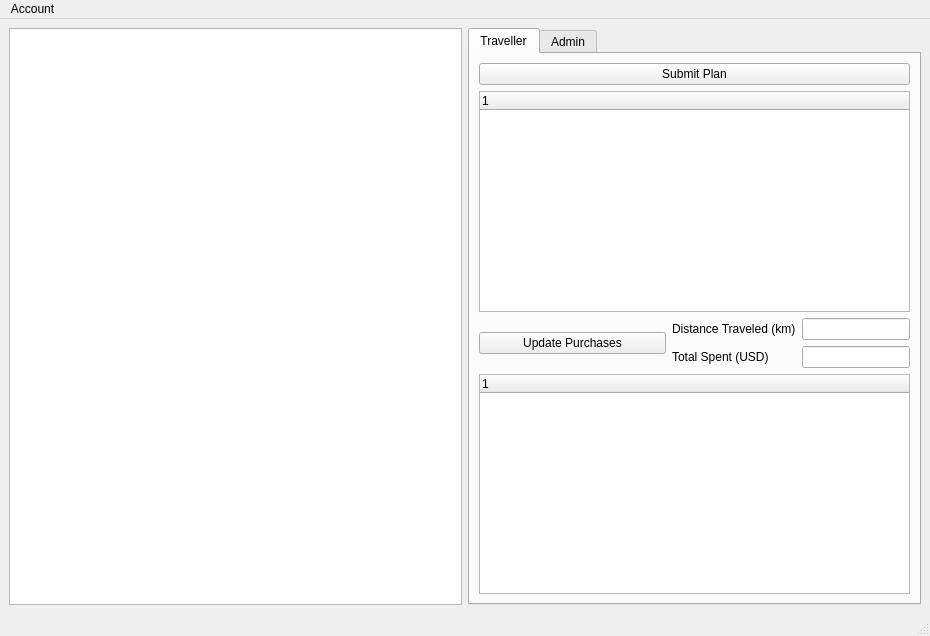
Above: mainwindow.ui from parham-sharaf/European-Vacation before the change. Below: the same form after it.
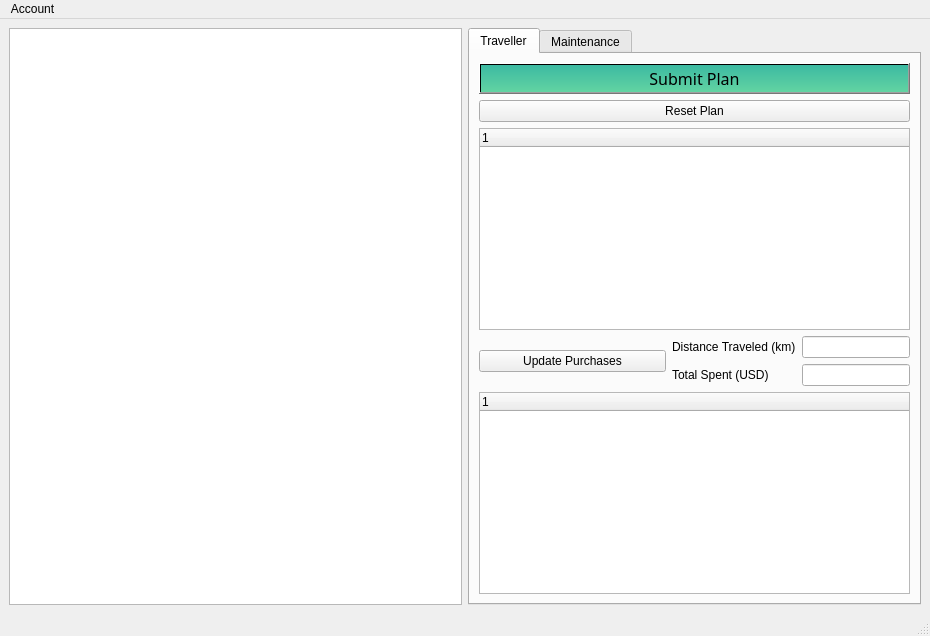
That is the form after the change. The open tabs and pages were chosen to show the change.

```diff
--- a/mainwindow.ui
+++ b/mainwindow.ui
@@ -36,11 +36,30 @@
        <layout class="QVBoxLayout" name="verticalLayout">
         <item>
          <widget class="QPushButton" name="submitPlan">
+          <property name="font">
+           <font>
+            <family>Waree</family>
+            <pointsize>12</pointsize>
+           </font>
+          </property>
+          <property name="autoFillBackground">
+           <bool>false</bool>
+          </property>
+          <property name="styleSheet">
+           <string notr="true">background-color: qlineargradient(spread:pad, x1:0, y1:0, x2:0, y2:1,   stop:0 rgba(60, 186, 162, 255), stop:1 rgba(98, 211, 162, 255))</string>
+          </property>
           <property name="text">
            <string>Submit Plan</string>
           </property>
          </widget>
         </item>
+        <item>
+         <widget class="QPushButton" name="clearPlan">
+          <property name="text">
+           <string>Reset Plan</string>
+          </property>
+         </widget>
+        </item>
         <item>
          <widget class="QTreeWidget" name="citiesTreeWidget">
           <property name="sizePolicy">
@@ -55,6 +74,13 @@
             <height>0</height>
            </size>
           </property>
+          <property name="autoFillBackground">
+           <bool>true</bool>
+          </property>
+          <property name="styleSheet">
+           <string notr="true">background-color: rgb(255, 243, 222);
+QHeaderView::section { background-color: rgb(255, 243, 222); };</string>
+          </property>
           <column>
            <property name="text">
             <string notr="true">1</string>
@@ -116,6 +142,9 @@
           </item>
           <item row="0" column="0">
            <widget class="QPushButton" name="updatepurchases_pushButton">
+            <property name="styleSheet">
+             <string notr="true"/>
+            </property>
             <property name="text">
              <string>Update Purchases</string>
             </property>
@@ -131,6 +160,10 @@
             <verstretch>0</verstretch>
            </sizepolicy>
           </property>
+          <property name="styleSheet">
+           <string notr="true">background-color: rgb(255, 243, 222);
+QHeaderView::section { background-color: rgb(255, 243, 222); };</string>
+          </property>
           <column>
            <property name="text">
             <string/>
@@ -142,7 +175,7 @@
       </widget>
       <widget class="QWidget" name="admin">
        <attribute name="title">
-        <string>Admin</string>
+        <string>Maintenance</string>
        </attribute>
       </widget>
      </widget>
```
Left out of the diff: 3 changed lines with no effect on the pictures.
